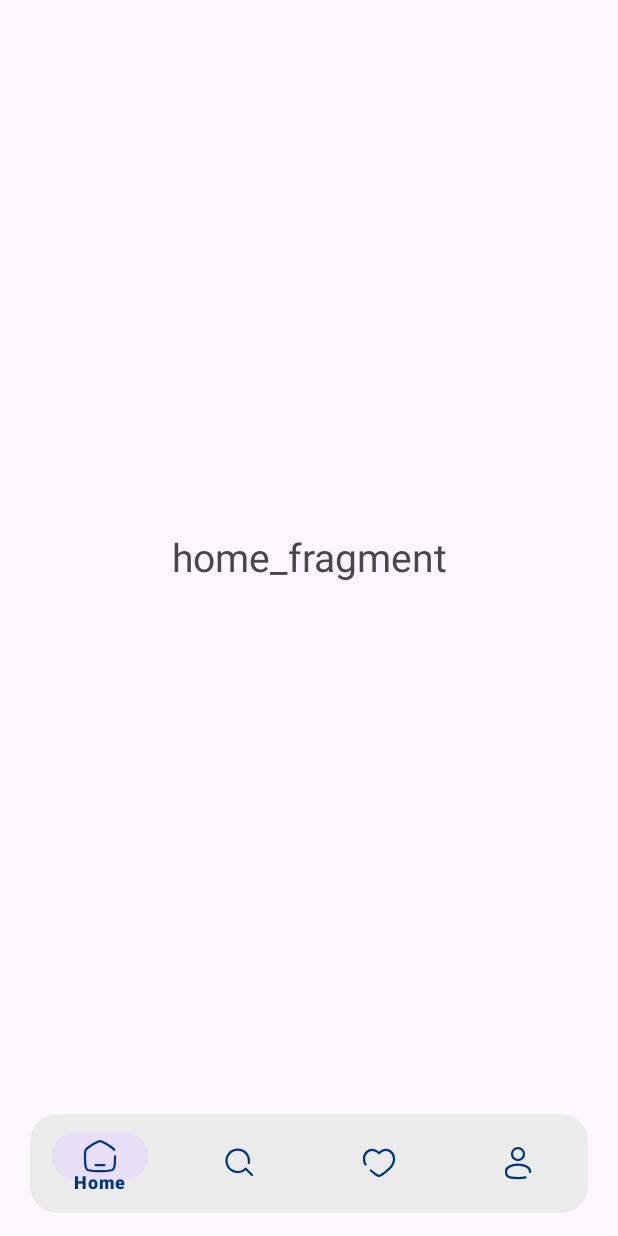
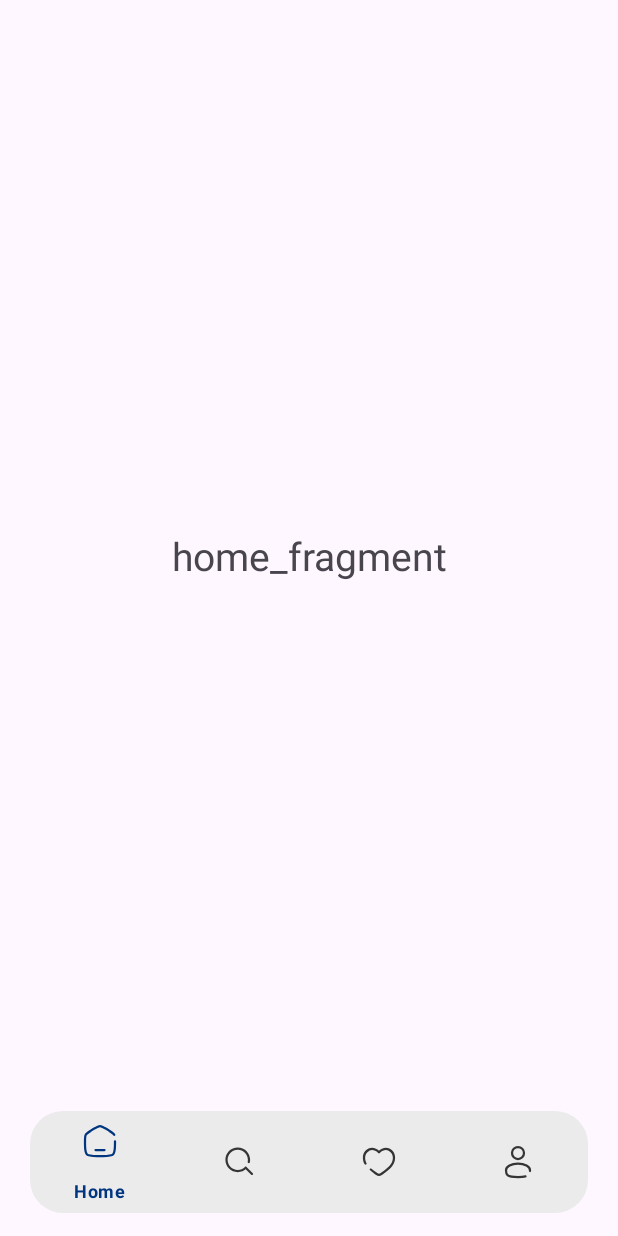
Before and after one commit to pootinx/NestHub, an Android app: the screen it shows after launch once a user with an empty profile is signed in (MainActivity), on a phone screen of 412 x 824 dp. Run offline under Robolectric (Android 15) with nearby library versions, the phone set to English and light mode, and no system bars; our stand-ins replace Firebase (no records; nobody signed in at launch, a user with empty details on screens opened directly).

Commit message:
laste edite first page and main activity

```diff
--- a/app/build.gradle.kts
+++ b/app/build.gradle.kts
@@ -46,7 +46,7 @@ dependencies {
     implementation("com.google.firebase:firebase-auth-ktx:22.1.2")
     implementation("com.google.firebase:firebase-auth:22.1.2")
 
-
+    implementation ("com.airbnb.android:lottie:5.2.0")
     implementation("com.google.firebase:firebase-auth")
     implementation("com.google.firebase:firebase-database-ktx:20.2.2")
     implementation("com.google.firebase:firebase-database:20.2.2")
--- a/app/src/main/java/com/example/nesthub/FirstPageActivity.java
+++ b/app/src/main/java/com/example/nesthub/FirstPageActivity.java
@@ -17,8 +17,8 @@ public class FirstPageActivity extends AppCompatActivity {
         super.onStart();
         // Check if user is signed in (non-null) and update UI accordingly.
         FirebaseUser currentUser = mAuth.getCurrentUser();
-        if(currentUser == null){
-            Intent intent = new Intent(FirstPageActivity.this, LoginActivity.class);
+        if(currentUser != null){
+            Intent intent = new Intent(FirstPageActivity.this, MainActivity.class);
             startActivity(intent);
             finish();
         }
--- a/app/src/main/res/color/navbtm_tint.xml
+++ b/app/src/main/res/color/navbtm_tint.xml
@@ -1,5 +1,5 @@
 <?xml version="1.0" encoding="utf-8"?>
 <selector xmlns:android="http://schemas.android.com/apk/res/android">
     <item  android:color="@color/my_primary" android:state_checked="true" />
-    <item   android:color="@color/blackgray" android:state_checked="false"/>
+    <item  android:color="#353535" android:state_checked="false"/>
 </selector>
--- a/app/src/main/res/drawable/navbar.xml
+++ b/app/src/main/res/drawable/navbar.xml
@@ -2,5 +2,5 @@
 <shape xmlns:android="http://schemas.android.com/apk/res/android"
     android:shape="rectangle" >
     <solid android:color="@color/grey" />
-    <corners android:radius="18dp" />
+    <corners android:radius="22dp" />
 </shape>
--- a/app/src/main/res/layout/activity_main.xml
+++ b/app/src/main/res/layout/activity_main.xml
@@ -22,16 +22,17 @@
     <com.google.android.material.bottomnavigation.BottomNavigationView
         android:id="@+id/bottomNavigationView"
         android:layout_width="match_parent"
+        android:layout_height="68dp"
         android:layout_marginRight="20dp"
         android:layout_marginLeft="20dp"
         android:layout_marginBottom="15dp"
-        android:layout_height="66dp"
         app:layout_constraintBottom_toBottomOf="parent"
         app:layout_constraintEnd_toEndOf="parent"
         app:layout_constraintStart_toStartOf="parent"
-
         android:background="@drawable/navbar"
-        app:itemIconTint="@color/my_primary"
+        app:itemRippleColor="@color/white"
+        app:itemIconTint="@color/navbtm_tint"
+        style="@style/Widget.MaterialComponents.BottomNavigationView.PrimarySurface"
         app:itemTextColor="@color/my_primary"
         app:menu="@menu/bottom_nav_menu"
         android:elevation="2dp"
```
Also changed, not shown: app/src/main/AndroidManifest.xml (+10 -6 lines), app/src/main/java/com/example/nesthub/LoginActivity.java (+12 -5 lines).
